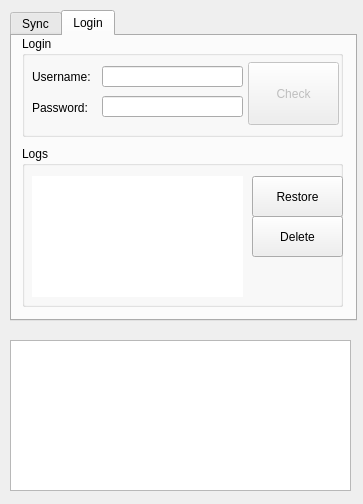
First picture: the form in YAsupportFiles/main.ui, repository megachweng/Anki-Youdao, before the edit.
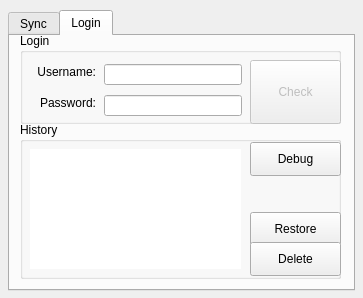
Second picture: the form after the edit.

Commit message: update UI add buttom show and hide debug window

The edit to the form file:
```diff
--- a/YAsupportFiles/main.ui
+++ b/YAsupportFiles/main.ui
@@ -7,19 +7,37 @@
     <x>0</x>
     <y>0</y>
     <width>363</width>
-    <height>504</height>
+    <height>298</height>
    </rect>
   </property>
+  <property name="sizePolicy">
+   <sizepolicy hsizetype="Preferred" vsizetype="Preferred">
+    <horstretch>0</horstretch>
+    <verstretch>0</verstretch>
+   </sizepolicy>
+  </property>
+  <property name="minimumSize">
+   <size>
+    <width>363</width>
+    <height>0</height>
+   </size>
+  </property>
+  <property name="maximumSize">
+   <size>
+    <width>363</width>
+    <height>500</height>
+   </size>
+  </property>
   <property name="windowTitle">
    <string>Form</string>
   </property>
   <widget class="QTabWidget" name="tabWidget">
    <property name="geometry">
     <rect>
-     <x>10</x>
+     <x>8</x>
      <y>10</y>
      <width>347</width>
-     <height>311</height>
+     <height>281</height>
     </rect>
    </property>
    <property name="currentIndex">
@@ -234,9 +252,9 @@
      <property name="geometry">
       <rect>
        <x>10</x>
-       <y>0</y>
+       <y>-3</y>
        <width>321</width>
-       <height>101</height>
+       <height>91</height>
       </rect>
      </property>
      <property name="title">
@@ -245,9 +263,9 @@
      <widget class="QLineEdit" name="username">
       <property name="geometry">
        <rect>
-        <x>80</x>
-        <y>30</y>
-        <width>141</width>
+        <x>84</x>
+        <y>31</y>
+        <width>138</width>
         <height>21</height>
        </rect>
       </property>
@@ -261,9 +279,9 @@
      <widget class="QLineEdit" name="password">
       <property name="geometry">
        <rect>
-        <x>80</x>
-        <y>60</y>
-        <width>141</width>
+        <x>84</x>
+        <y>62</y>
+        <width>138</width>
         <height>21</height>
        </rect>
       </property>
@@ -280,28 +298,34 @@
      <widget class="QLabel" name="label_4">
       <property name="geometry">
        <rect>
-        <x>10</x>
-        <y>61</y>
-        <width>61</width>
-        <height>21</height>
+        <x>13</x>
+        <y>62</y>
+        <width>63</width>
+        <height>16</height>
        </rect>
       </property>
       <property name="text">
        <string>Password:</string>
       </property>
+      <property name="alignment">
+       <set>Qt::AlignRight|Qt::AlignTrailing|Qt::AlignVCenter</set>
+      </property>
      </widget>
      <widget class="QLabel" name="label_3">
       <property name="geometry">
        <rect>
         <x>10</x>
-        <y>30</y>
-        <width>71</width>
-        <height>21</height>
+        <y>31</y>
+        <width>66</width>
+        <height>16</height>
        </rect>
       </property>
       <property name="text">
        <string>Username:</string>
       </property>
+      <property name="alignment">
+       <set>Qt::AlignRight|Qt::AlignTrailing|Qt::AlignVCenter</set>
+      </property>
      </widget>
      <widget class="QPushButton" name="loginTest">
       <property name="enabled">
@@ -309,49 +333,69 @@
       </property>
       <property name="geometry">
        <rect>
-        <x>226</x>
-        <y>26</y>
+        <x>230</x>
+        <y>27</y>
         <width>91</width>
-        <height>63</height>
+        <height>64</height>
        </rect>
       </property>
       <property name="text">
        <string>Check</string>
       </property>
+      <property name="checkable">
+       <bool>false</bool>
+      </property>
+      <property name="checked">
+       <bool>false</bool>
+      </property>
      </widget>
     </widget>
     <widget class="QGroupBox" name="groupBox_4">
      <property name="geometry">
       <rect>
        <x>10</x>
-       <y>110</y>
+       <y>86</y>
        <width>321</width>
-       <height>161</height>
+       <height>157</height>
       </rect>
      </property>
      <property name="title">
-      <string>Logs</string>
+      <string>History</string>
      </property>
      <widget class="QListWidget" name="history">
       <property name="geometry">
        <rect>
         <x>10</x>
-        <y>30</y>
+        <y>27</y>
         <width>211</width>
-        <height>121</height>
+        <height>120</height>
        </rect>
       </property>
+      <property name="font">
+       <font>
+        <pointsize>14</pointsize>
+       </font>
+      </property>
+      <property name="autoFillBackground">
+       <bool>false</bool>
+      </property>
       <property name="frameShape">
        <enum>QFrame::NoFrame</enum>
       </property>
+      <property name="selectionMode">
+       <enum>QAbstractItemView::ExtendedSelection</enum>
+      </property>
+      <property name="wordWrap">
+       <bool>false</bool>
+      </property>
      </widget>
      <widget class="QPushButton" name="pushButton">
       <property name="geometry">
        <rect>
         <x>230</x>
-        <y>30</y>
+        <y>90</y>
         <width>91</width>
-        <height>41</height>
+        <height>34</height>
        </rect>
       </property>
       <property name="text">
@@ -362,15 +406,28 @@
       <property name="geometry">
        <rect>
         <x>230</x>
-        <y>70</y>
+        <y>120</y>
         <width>91</width>
-        <height>41</height>
+        <height>34</height>
        </rect>
       </property>
       <property name="text">
        <string>Delete</string>
       </property>
      </widget>
+     <widget class="QPushButton" name="showDebug">
+      <property name="geometry">
+       <rect>
+        <x>230</x>
+        <y>20</y>
+        <width>91</width>
+        <height>34</height>
+       </rect>
+      </property>
+      <property name="text">
+       <string>Debug</string>
+      </property>
+     </widget>
     </widget>
    </widget>
   </widget>
@@ -378,11 +435,23 @@
    <property name="geometry">
     <rect>
      <x>10</x>
-     <y>340</y>
-     <width>341</width>
-     <height>151</height>
+     <y>300</y>
+     <width>344</width>
+     <height>191</height>
     </rect>
    </property>
+   <property name="font">
+    <font>
+     <pointsize>17</pointsize>
+    </font>
+   </property>
+   <property name="styleSheet">
+    <string notr="true">background: black;
+color:yellow;</string>
+   </property>
+   <property name="readOnly">
+    <bool>true</bool>
+   </property>
   </widget>
  </widget>
  <resources/>
```
Left out of the diff: 32 changed lines with no effect on the pictures. The commit also changes 1 other file.
